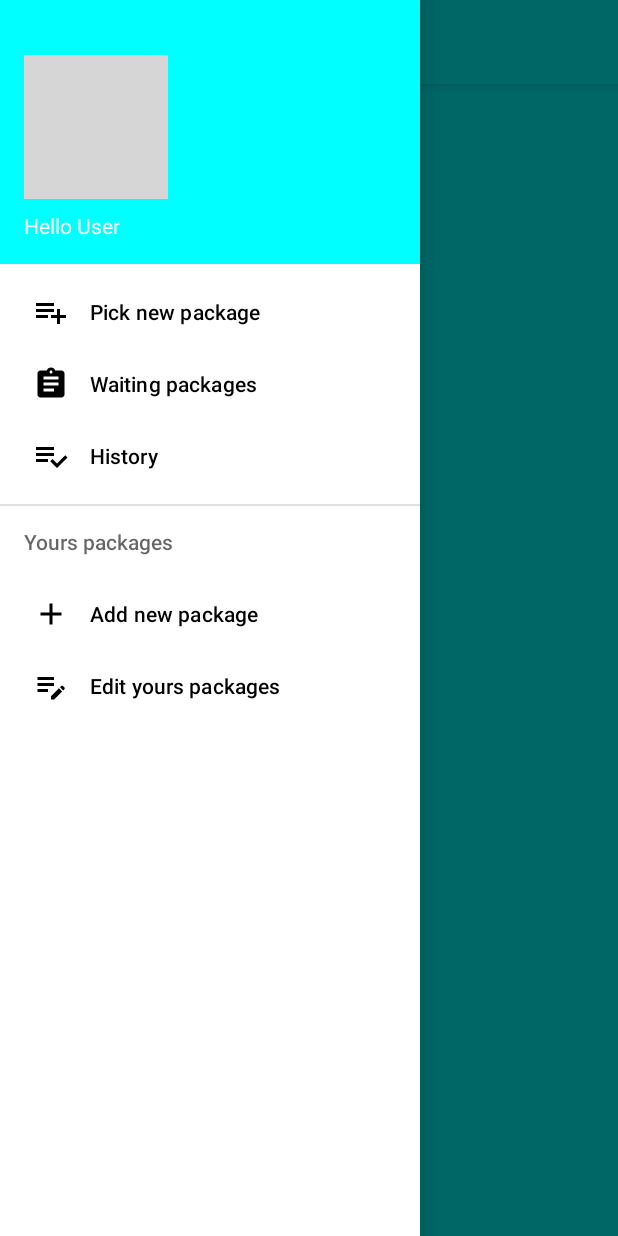
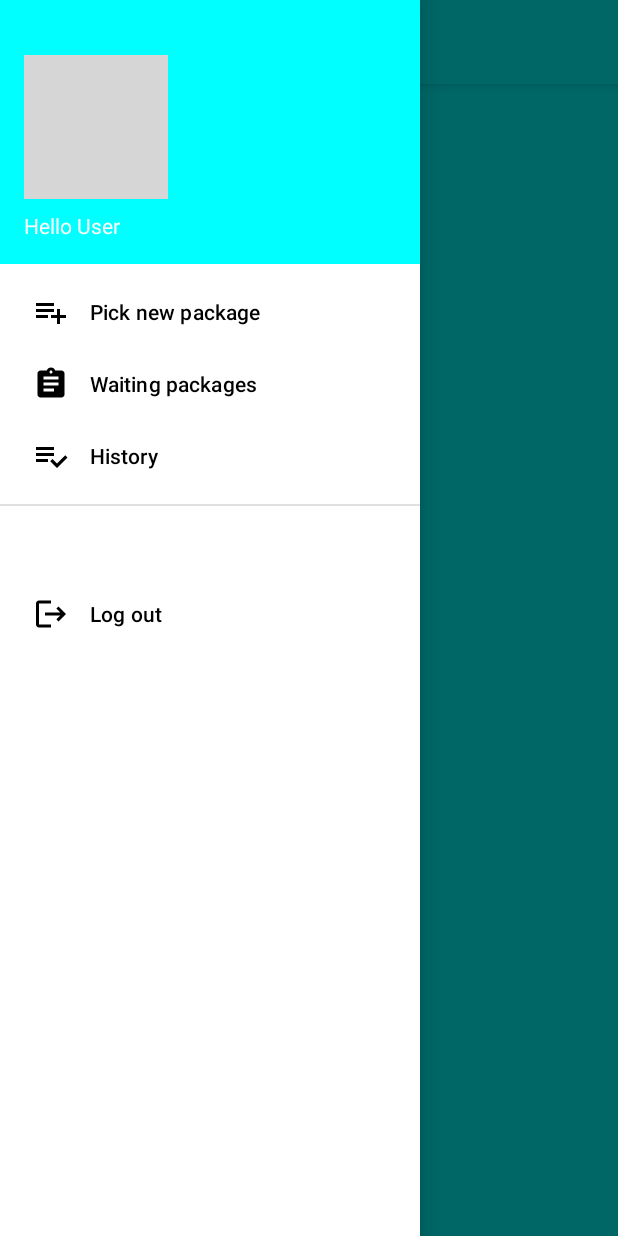
Before and after one commit to idavidkam/weDeliver, an Android app: the ActivityHome screen opened directly, with no data from a screen before it, with the side drawer open, on a phone screen of 412 x 824 dp. Run offline under Robolectric (Android 15) with nearby library versions, the phone set to English and light mode, and no system bars; our stand-ins replace Firebase (no records; nobody signed in at launch, a user with empty details on screens opened directly); grey boxes are pictures that could not be loaded.

Commit message:
change to email

```diff
--- a/app/build.gradle
+++ b/app/build.gradle
@@ -44,10 +44,12 @@ dependencies {
     androidTestImplementation 'androidx.test.ext:junit:1.1.3'
     androidTestImplementation 'androidx.test.espresso:espresso-core:3.4.0'
     implementation 'com.google.android.material:material:1.4.0'
+
     // Import the BoM for the Firebase platform
     implementation platform('com.google.firebase:firebase-bom:29.0.3')
 
     // Declare the dependency for the Firebase Authentication library
     // When using the BoM, you don't specify versions in Firebase library dependencies
     implementation 'com.google.firebase:firebase-auth-ktx'
+    implementation 'com.google.firebase:firebase-auth-ktx:21.0.1'
 }
--- a/app/src/main/java/app/shipcalc/ActivityHome.kt
+++ b/app/src/main/java/app/shipcalc/ActivityHome.kt
@@ -14,6 +14,7 @@ import androidx.appcompat.widget.Toolbar
 import androidx.core.view.GravityCompat
 import androidx.drawerlayout.widget.DrawerLayout
 import com.google.android.material.navigation.NavigationView
+import com.google.firebase.auth.FirebaseAuth
 import java.lang.Exception
 
 class ActivityHome : AppCompatActivity(), NavigationView.OnNavigationItemSelectedListener {
@@ -22,10 +23,11 @@ class ActivityHome : AppCompatActivity(), NavigationView.OnNavigationItemSelecte
     val repository: Repository = Repository()
     lateinit var user: User
 
+    var auth = FirebaseAuth.getInstance()
+
     override fun onCreate(savedInstanceState: Bundle?) {
         super.onCreate(savedInstanceState)
         setContentView(R.layout.activity_home)
-
 
         //TODO("validate the drawer is in left side in the phone")
         var toolbar: Toolbar = findViewById(R.id.toolBar)
--- a/app/src/main/java/app/shipcalc/ActivityLogin.kt
+++ b/app/src/main/java/app/shipcalc/ActivityLogin.kt
@@ -5,11 +5,12 @@ import android.content.SharedPreferences
 import androidx.appcompat.app.AppCompatActivity
 import android.os.Bundle
 import android.widget.Button
-import android.widget.EditText
 import android.widget.Toast
 import com.google.android.material.textfield.TextInputEditText
+import com.google.firebase.auth.FirebaseAuth
 
 class ActivityLogin : AppCompatActivity() {
+    lateinit var auth : FirebaseAuth
     lateinit var createAccountButton: Button
     lateinit var loginButton: Button
     lateinit var mySharedPreferences: SharedPreferences
@@ -20,7 +21,7 @@ class ActivityLogin : AppCompatActivity() {
         super.onCreate(savedInstanceState)
         setContentView(R.layout.activity_login)
         supportActionBar?.hide()
-        phoneNumberET = findViewById(R.id.login_phone)
+        phoneNumberET = findViewById(R.id.login_email)
         passwordET = findViewById(R.id.login_password)
 
         var mySharedPreferences = getSharedPreferences("registeredUsers", MODE_PRIVATE)
--- a/app/src/main/java/app/shipcalc/ActivitySignin.kt
+++ b/app/src/main/java/app/shipcalc/ActivitySignin.kt
@@ -70,8 +70,8 @@ class ActivitySignin : AppCompatActivity() {
                 editor.putString("LastPhoneNumber", phoneNumber.text.toString())
                 editor.putString(phoneNumber.text.toString(), password.text.toString())
                 editor.apply()
-                repository.addUser(User(firstName.text.toString(),lastName.text.toString(),
-                phoneNumber.text.toString(),password.text.toString()))
+                // TODO repository.addUser(User(firstName.text.toString(),lastName.text.toString(),
+                // TODO phoneNumber.text.toString(),password.text.toString()))
 
             } catch (e: Exception) {
                 val alertDialogBuilder = AlertDialog.Builder(this)
--- a/app/src/main/java/app/shipcalc/Repository.kt
+++ b/app/src/main/java/app/shipcalc/Repository.kt
@@ -1,6 +1,9 @@
 package app.shipcalc
 
 import android.app.AlertDialog
+import com.google.android.gms.tasks.OnCompleteListener
+import com.google.firebase.auth.AuthResult
+import com.google.firebase.auth.FirebaseAuth
 import com.google.firebase.database.DataSnapshot
 import com.google.firebase.database.DatabaseError
 import com.google.firebase.database.FirebaseDatabase
@@ -10,4 +13,20 @@ import java.lang.Exception
 
 public class Repository {
 
+private lateinit var mAuto : FirebaseAuth
+
+init {
+    mAuto = FirebaseAuth.getInstance()
 }
+
+    //TODO להעביר את הפיירבייס הזה לאקטיביטי סיינאין כי זה צריך לעבור בין אקטיביטי שונים
+    /*fun addUser(user : User){
+        mAuto.createUserWithEmailAndPassword(user.email,user.password).
+        addOnCompleteListener(this, OnCompleteListener<AuthResult>() {
+
+        })
+
+
+    }*/
+
+}
--- /dev/null
+++ b/app/src/main/res/drawable/ic_baseline_logout_24.xml
@@ -0,0 +1,11 @@
+<vector xmlns:android="http://schemas.android.com/apk/res/android"
+    android:width="24dp"
+    android:height="24dp"
+    android:viewportWidth="24"
+    android:viewportHeight="24"
+    android:tint="?attr/colorControlNormal"
+    android:autoMirrored="true">
+  <path
+      android:fillColor="@android:color/white"
+      android:pathData="M17,7l-1.41,1.41L18.17,11H8v2h10.17l-2.58,2.58L17,17l5,-5zM4,5h8V3H4c-1.1,0 -2,0.9 -2,2v14c0,1.1 0.9,2 2,2h8v-2H4V5z"/>
+</vector>
--- a/app/src/main/res/layout/activity_login.xml
+++ b/app/src/main/res/layout/activity_login.xml
@@ -30,10 +30,10 @@
             android:layout_margin="10dp"
             app:layout_constraintStart_toStartOf="parent"
             app:layout_constraintTop_toTopOf="parent"
-            app:startIconDrawable="@drawable/ic_baseline_smartphone_24">
+            app:startIconDrawable="@drawable/ic_baseline_email_24">
 
             <com.google.android.material.textfield.TextInputEditText
-                android:id="@+id/login_phone"
+                android:id="@+id/login_email"
                 android:layout_width="match_parent"
                 android:layout_height="wrap_content"
                 android:inputType="textEmailAddress"
--- a/app/src/main/res/layout/activity_signin.xml
+++ b/app/src/main/res/layout/activity_signin.xml
@@ -76,7 +76,7 @@
             android:layout_margin="10dp"
             app:layout_constraintStart_toStartOf="parent"
             app:layout_constraintTop_toTopOf="parent"
-            app:startIconDrawable="@drawable/ic_baseline_smartphone_24">
+            app:startIconDrawable="@drawable/ic_baseline_email_24">
 
             <com.google.android.material.textfield.TextInputEditText
                 android:id="@+id/signin_phone"
--- a/app/src/main/res/menu/drower_menu.xml
+++ b/app/src/main/res/menu/drower_menu.xml
@@ -18,16 +18,12 @@
             android:title="History" />
     </group>
 
-    <item android:title="Yours packages">
+    <item android:title="">
         <menu>
             <item
-                android:id="@+id/nav_addPackage"
-                android:icon="@drawable/ic_baseline_add_package_24"
-                android:title="Add new package" />
-            <item
-                android:id="@+id/nav_editPackage"
-                android:icon="@drawable/ic_baseline_edit_package_note_24"
-                android:title="Edit yours packages" />
+                android:id="@+id/nav_logout"
+                android:icon="@drawable/ic_baseline_logout_24"
+                android:title="Log out" />
         </menu>
 
     </item>
```
Also changed, not shown: app/src/main/java/app/shipcalc/User.kt (+15 -2 lines), app/src/main/res/drawable/ic_baseline_email_24.xml (added, +10 -0 lines).
